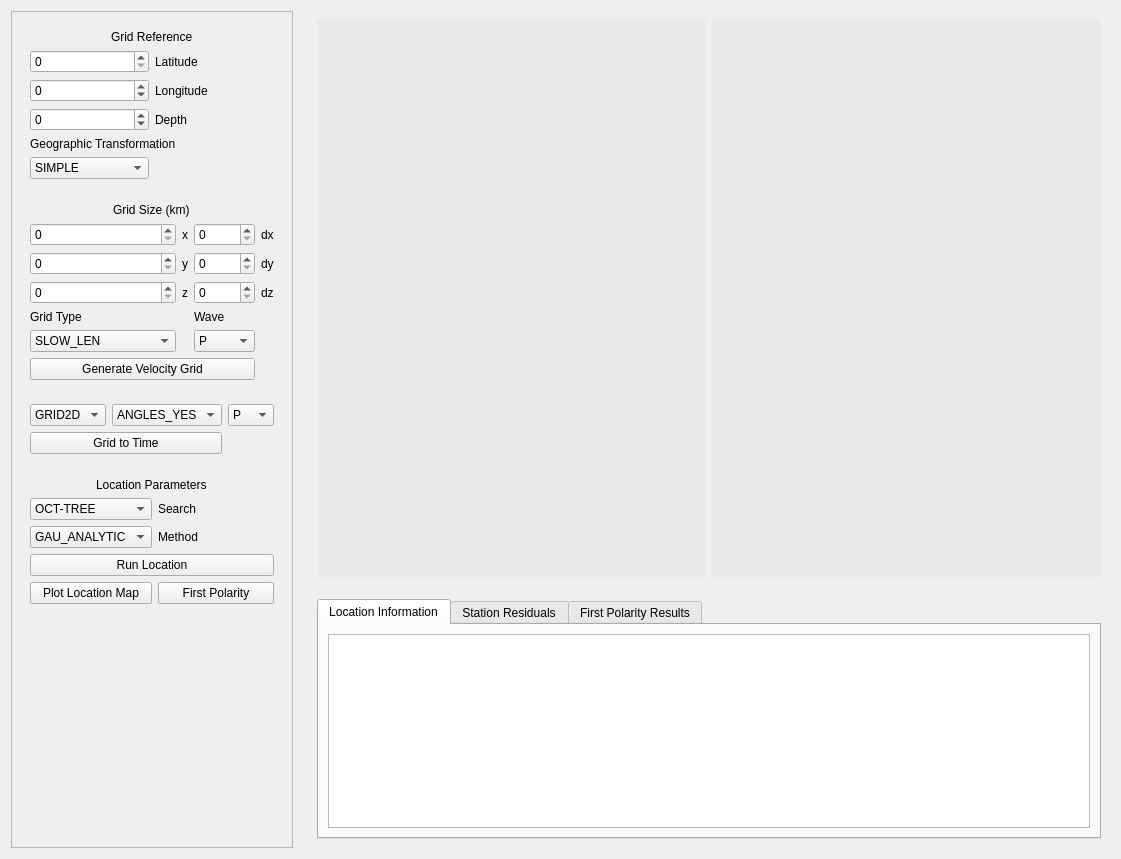
First picture: the form in isp/resources/designer_uis/EarthquakeLocationFrame.ui, repository ProjectISP/ISP, before the edit.
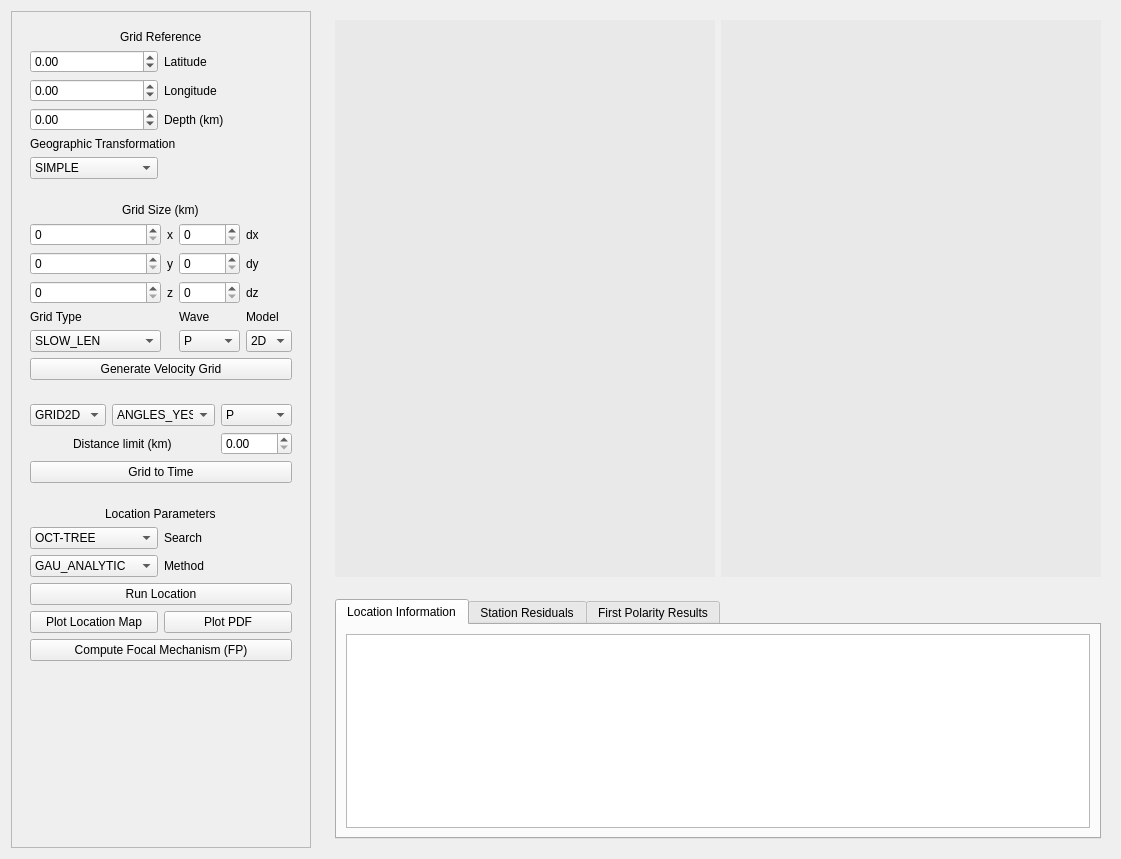
Second picture: the form after the edit.

Commit message: Big changes -Added new Earthquake analysis ui -Added 3Dmodels locations -Added visualization of 3D models (first stage)

```diff
--- a/isp/resources/designer_uis/EarthquakeLocationFrame.ui
+++ b/isp/resources/designer_uis/EarthquakeLocationFrame.ui
@@ -179,20 +179,17 @@
       <item>
        <widget class="QWidget" name="widget_4" native="true">
         <layout class="QGridLayout" name="gridLayout_4">
-         <item row="2" column="0">
-          <widget class="QSpinBox" name="gridlonSB">
-           <property name="minimum">
-            <number>-180</number>
-           </property>
-           <property name="maximum">
-            <number>180</number>
+         <item row="4" column="0" colspan="2">
+          <widget class="QLabel" name="label_2">
+           <property name="text">
+            <string>Geographic Transformation</string>
            </property>
           </widget>
          </item>
          <item row="3" column="1">
           <widget class="QLabel" name="label_4">
            <property name="text">
-            <string>Depth</string>
+            <string>Depth (km)</string>
            </property>
           </widget>
          </item>
@@ -210,16 +207,6 @@
            </item>
           </widget>
          </item>
-         <item row="3" column="0">
-          <widget class="QSpinBox" name="griddepthSB">
-           <property name="minimum">
-            <number>-5</number>
-           </property>
-           <property name="maximum">
-            <number>800</number>
-           </property>
-          </widget>
-         </item>
          <item row="2" column="1">
           <widget class="QLabel" name="label_3">
            <property name="text">
@@ -242,16 +229,32 @@
           </widget>
          </item>
          <item row="1" column="0">
-          <widget class="QSpinBox" name="gridlatSB">
+          <widget class="QDoubleSpinBox" name="gridlatSB">
+           <property name="minimum">
+            <double>-90.000000000000000</double>
+           </property>
            <property name="maximum">
-            <number>90</number>
+            <double>90.000000000000000</double>
            </property>
           </widget>
          </item>
-         <item row="4" column="0" colspan="2">
-          <widget class="QLabel" name="label_2">
-           <property name="text">
-            <string>Geographic Transformation</string>
+         <item row="2" column="0">
+          <widget class="QDoubleSpinBox" name="gridlonSB">
+           <property name="minimum">
+            <double>-180.000000000000000</double>
+           </property>
+           <property name="maximum">
+            <double>180.000000000000000</double>
+           </property>
+          </widget>
+         </item>
+         <item row="3" column="0">
+          <widget class="QDoubleSpinBox" name="griddepthSB">
+           <property name="minimum">
+            <double>-10.000000000000000</double>
+           </property>
+           <property name="maximum">
+            <double>1000.990000000000009</double>
            </property>
           </widget>
          </item>
@@ -393,13 +396,6 @@
            </property>
           </widget>
          </item>
-         <item row="6" column="0" colspan="3">
-          <widget class="QPushButton" name="genvelBtn">
-           <property name="text">
-            <string>Generate Velocity Grid</string>
-           </property>
-          </widget>
-         </item>
          <item row="4" column="0">
           <widget class="QLabel" name="label_18">
            <property name="text">
@@ -421,6 +417,34 @@
            </property>
           </widget>
          </item>
+         <item row="6" column="0" colspan="4">
+          <widget class="QPushButton" name="genvelBtn">
+           <property name="text">
+            <string>Generate Velocity Grid</string>
+           </property>
+          </widget>
+         </item>
+         <item row="4" column="3">
+          <widget class="QLabel" name="label_11">
+           <property name="text">
+            <string>Model</string>
+           </property>
+          </widget>
+         </item>
+         <item row="5" column="3">
+          <widget class="QComboBox" name="modelCB">
+           <item>
+            <property name="text">
+             <string>2D</string>
+            </property>
+           </item>
+           <item>
+            <property name="text">
+             <string>3D</string>
+            </property>
+           </item>
+          </widget>
+         </item>
         </layout>
        </widget>
       </item>
@@ -447,6 +471,20 @@
            </item>
           </widget>
          </item>
+         <item row="0" column="1">
+          <widget class="QComboBox" name="comboBox_angles">
+           <item>
+            <property name="text">
+             <string>ANGLES_YES</string>
+            </property>
+           </item>
+           <item>
+            <property name="text">
+             <string>ANGLES_NO</string>
+            </property>
+           </item>
+          </widget>
+         </item>
          <item row="0" column="0">
           <widget class="QComboBox" name="comboBox_grid">
            <item>
@@ -461,25 +499,25 @@
            </item>
           </widget>
          </item>
-         <item row="1" column="0" colspan="2">
+         <item row="2" column="0" colspan="3">
           <widget class="QPushButton" name="grdtimeBtn">
            <property name="text">
             <string>Grid to Time</string>
            </property>
           </widget>
          </item>
-         <item row="0" column="1">
-          <widget class="QComboBox" name="comboBox_angles">
-           <item>
-            <property name="text">
-             <string>ANGLES_YES</string>
-            </property>
-           </item>
-           <item>
-            <property name="text">
-             <string>ANGLES_NO</string>
-            </property>
-           </item>
+         <item row="1" column="2">
+          <widget class="QDoubleSpinBox" name="distanceSB">
+           <property name="maximum">
+            <double>1000.000000000000000</double>
+           </property>
+          </widget>
+         </item>
+         <item row="1" column="0" colspan="2" alignment="Qt::AlignHCenter">
+          <widget class="QLabel" name="label_12">
+           <property name="text">
+            <string>Distance limit (km)</string>
+           </property>
           </widget>
          </item>
         </layout>
@@ -488,29 +526,6 @@
       <item>
        <widget class="QWidget" name="widget_3" native="true">
         <layout class="QGridLayout" name="gridLayout_5">
-         <item row="3" column="0" colspan="2">
-          <widget class="QPushButton" name="runlocBtn">
-           <property name="text">
-            <string>Run Location</string>
-           </property>
-          </widget>
-         </item>
-         <item row="1" column="1">
-          <widget class="QLabel" name="label_16">
-           <property name="text">
-            <string>Search</string>
-           </property>
-          </widget>
-         </item>
-         <item row="1" column="0">
-          <widget class="QComboBox" name="comboBox_3">
-           <item>
-            <property name="text">
-             <string>OCT-TREE</string>
-            </property>
-           </item>
-          </widget>
-         </item>
          <item row="2" column="1">
           <widget class="QLabel" name="label_17">
            <property name="text">
@@ -542,11 +557,13 @@
            </item>
           </widget>
          </item>
-         <item row="0" column="0" colspan="2" alignment="Qt::AlignHCenter">
-          <widget class="QLabel" name="label_15">
-           <property name="text">
-            <string>Location Parameters</string>
-           </property>
+         <item row="1" column="0">
+          <widget class="QComboBox" name="comboBox_3">
+           <item>
+            <property name="text">
+             <string>OCT-TREE</string>
+            </property>
+           </item>
           </widget>
          </item>
          <item row="4" column="0">
@@ -556,10 +573,38 @@
            </property>
           </widget>
          </item>
+         <item row="0" column="0" colspan="2" alignment="Qt::AlignHCenter">
+          <widget class="QLabel" name="label_15">
+           <property name="text">
+            <string>Location Parameters</string>
+           </property>
+          </widget>
+         </item>
+         <item row="1" column="1">
+          <widget class="QLabel" name="label_16">
+           <property name="text">
+            <string>Search</string>
+           </property>
+          </widget>
+         </item>
+         <item row="3" column="0" colspan="2">
+          <widget class="QPushButton" name="runlocBtn">
+           <property name="text">
+            <string>Run Location</string>
+           </property>
+          </widget>
+         </item>
          <item row="4" column="1">
+          <widget class="QPushButton" name="plotpdfBtn">
+           <property name="text">
+            <string>Plot PDF</string>
+           </property>
+          </widget>
+         </item>
+         <item row="5" column="0" colspan="2">
           <widget class="QPushButton" name="firstpolarityBtn">
            <property name="text">
-            <string>First Polarity</string>
+            <string>Compute Focal Mechanism (FP)</string>
            </property>
           </widget>
          </item>
```
The commit also changes 38 other files.
